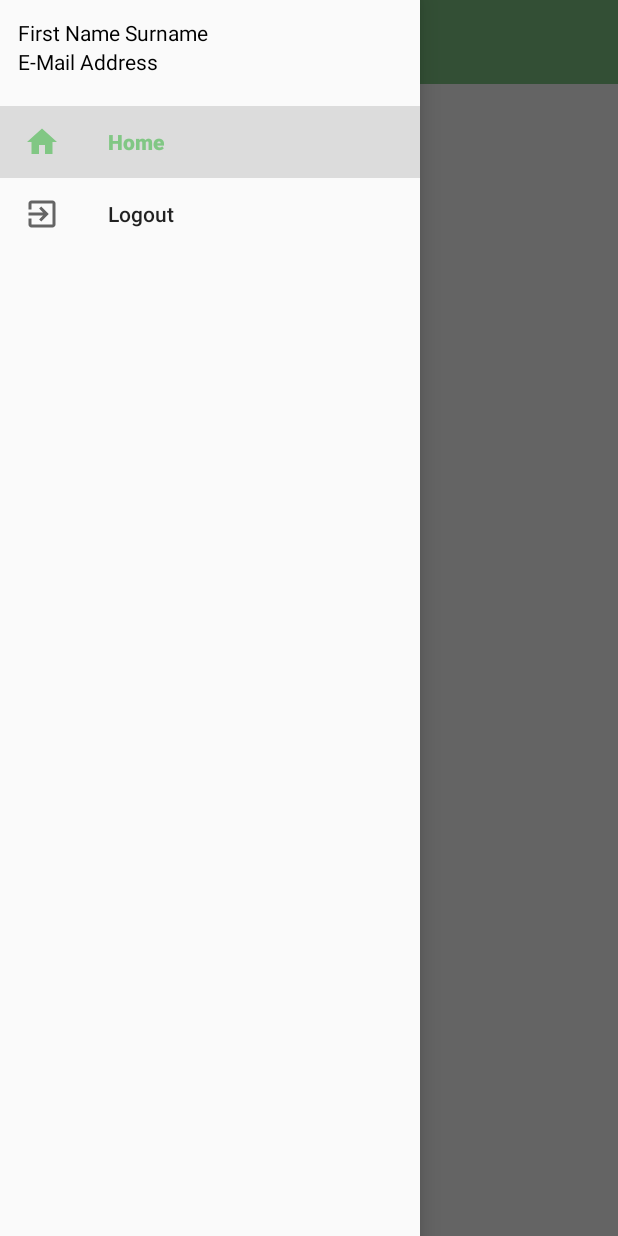
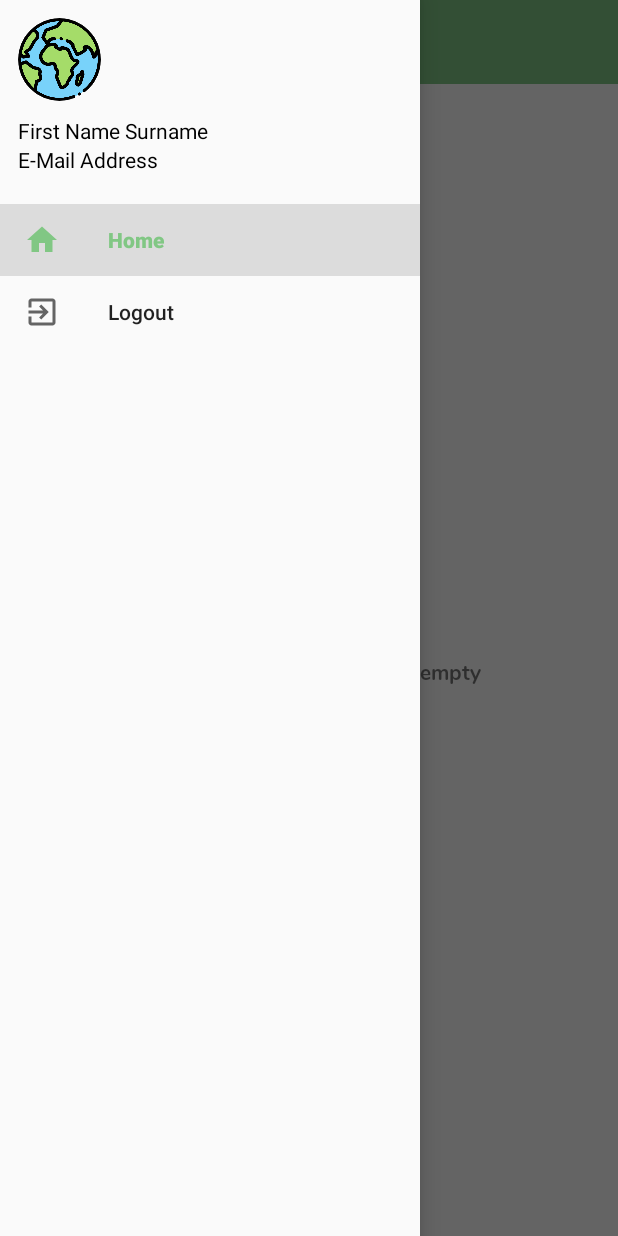
Before and after one commit to Floatjitsu/Meet-A-Local, an Android app: the screen it shows after launch once a user with an empty profile is signed in (MainActivity), with the side drawer open, on a phone screen of 412 x 824 dp. Run offline under Robolectric (Android 15) with nearby library versions, the phone set to English and light mode, and no system bars; our stand-ins replace CircleImageView, Firebase (no records; nobody signed in at launch, a user with empty details on screens opened directly).

Commit message:
added initial profile picture and empty bucket list image

```diff
--- a/app/build.gradle
+++ b/app/build.gradle
@@ -36,6 +36,9 @@ dependencies {
     implementation 'com.android.support:appcompat-v7:28.0.0'
     implementation 'com.android.support:design:28.0.0'
 
+    //Circled ImageView
+    implementation 'de.hdodenhof:circleimageview:3.0.0'
+
     //Updated support libraries to AndroidX
     implementation 'androidx.appcompat:appcompat:1.0.2'
     implementation 'androidx.constraintlayout:constraintlayout:1.1.3'
@@ -48,7 +51,7 @@ dependencies {
     //Firebase implementations
     implementation 'com.google.firebase:firebase-core:16.0.9'
     implementation 'com.google.firebase:firebase-auth:17.0.0'
-    implementation 'com.google.firebase:firebase-firestore:19.0.0'
+    implementation 'com.google.firebase:firebase-firestore:19.0.2'
 }
 
 apply plugin: 'com.google.gms.google-services'
--- a/app/src/main/res/layout/activity_main.xml
+++ b/app/src/main/res/layout/activity_main.xml
@@ -24,19 +24,30 @@
             app:title="@string/app_name"/>
 
         <TextView
+            android:id="@+id/text_empty_bucket_list"
+            android:layout_width="wrap_content"
+            android:layout_height="wrap_content"
+            app:layout_constraintTop_toTopOf="parent"
+            app:layout_constraintBottom_toBottomOf="parent"
+            app:layout_constraintLeft_toLeftOf="parent"
+            app:layout_constraintRight_toRightOf="parent"
+            android:text="@string/empty_bucket_list_message"
+            android:drawableTop="@drawable/image_empty_bucket"
+            android:drawablePadding="8dp"
+            android:fontFamily="@font/nunito_bold"/>
+
+        <TextView
             android:id="@+id/test_user_email"
             android:layout_width="wrap_content"
             android:layout_height="wrap_content"
             app:layout_constraintBottom_toBottomOf="parent"
-            app:layout_constraintLeft_toLeftOf="parent"
-            app:layout_constraintRight_toRightOf="parent"
-            app:layout_constraintTop_toTopOf="parent" />
+            app:layout_constraintLeft_toLeftOf="parent"/>
 
         <TextView
             android:id="@+id/test_user_first_name"
             android:layout_width="wrap_content"
             android:layout_height="wrap_content"
-            app:layout_constraintTop_toBottomOf="@id/test_user_email"
+            app:layout_constraintBottom_toBottomOf="parent"
             app:layout_constraintLeft_toLeftOf="parent"
             app:layout_constraintRight_toRightOf="parent"/>
 
--- a/app/src/main/res/layout/header_navigation_drawer.xml
+++ b/app/src/main/res/layout/header_navigation_drawer.xml
@@ -1,16 +1,26 @@
 <?xml version="1.0" encoding="utf-8"?>
-<androidx.constraintlayout.widget.ConstraintLayout xmlns:android="http://schemas.android.com/apk/res/android"
+<androidx.constraintlayout.widget.ConstraintLayout
+    xmlns:android="http://schemas.android.com/apk/res/android"
     android:layout_width="match_parent"
     android:layout_height="wrap_content"
     xmlns:app="http://schemas.android.com/apk/res-auto"
     android:padding="12dp">
 
+    <de.hdodenhof.circleimageview.CircleImageView
+        android:id="@+id/image_navigation_header_profile_picture"
+        android:layout_width="55dp"
+        android:layout_height="55dp"
+        app:layout_constraintTop_toTopOf="parent"
+        app:layout_constraintLeft_toLeftOf="parent"
+        android:src="@drawable/image_earth"/>
+
     <TextView
         android:id="@+id/text_navigation_header_names"
         android:layout_width="wrap_content"
         android:layout_height="wrap_content"
-        app:layout_constraintTop_toTopOf="parent"
+        app:layout_constraintTop_toBottomOf="@id/image_navigation_header_profile_picture"
         app:layout_constraintLeft_toLeftOf="parent"
+        android:layout_marginTop="10dp"
         android:textColor="@color/textColor"
         android:text="@string/navigation_drawer_header_names"/>
 
--- a/app/src/main/res/values/strings.xml
+++ b/app/src/main/res/values/strings.xml
@@ -22,5 +22,9 @@
     <string name="navigation_drawer_header_names">First Name Surname</string>
     <string name="navigation_drawer_header_email">E-Mail Address</string>
 
+    <!-- Empty Bucket List -->
+    <string name="empty_bucket_list">Empty Bucket List</string>
+    <string name="empty_bucket_list_message">Looks like your Bucket List is empty</string>
+
 
 </resources>
```
Also changed, not shown: app/src/main/res/drawable/image_earth.png (added), app/src/main/res/drawable/image_empty_bucket.png (added).
